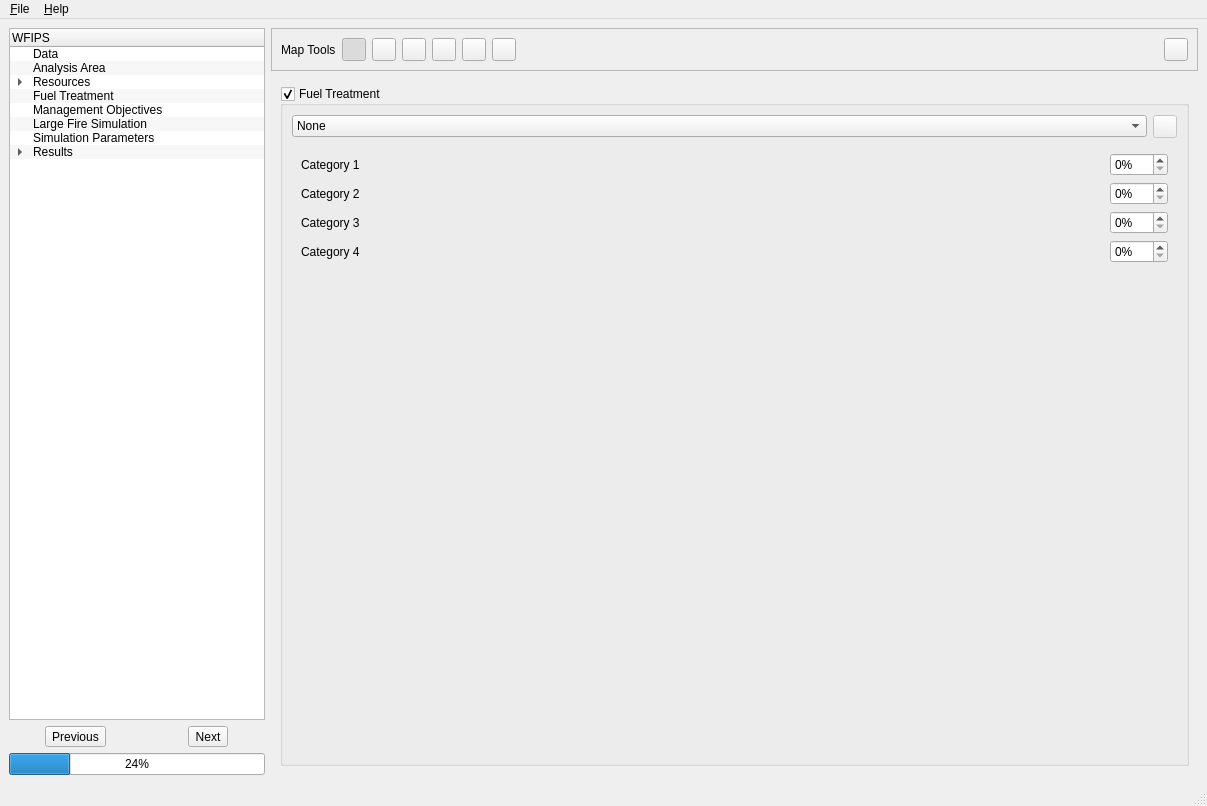
firelab/wfips, file irs/src/gui/wfipsmainwindow.ui: the form before one commit.
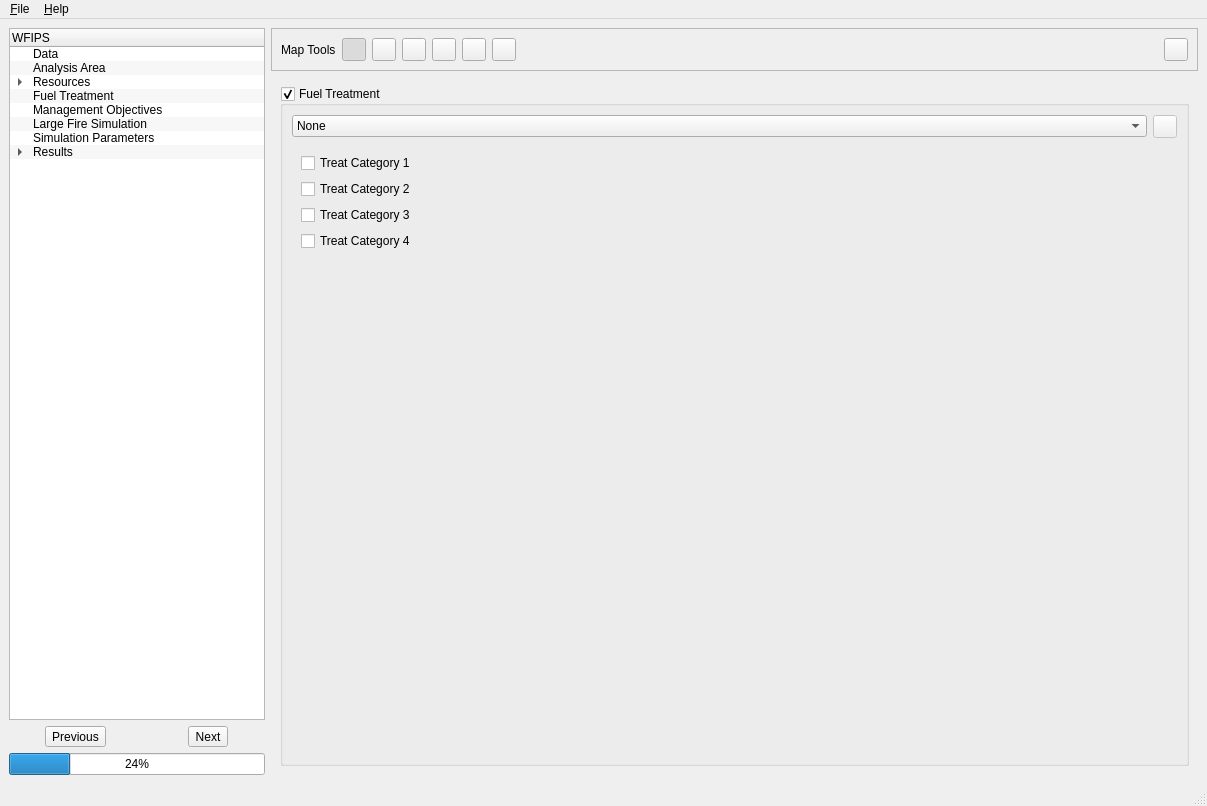
The form after the commit. The open tabs and pages were chosen to show the change.

```diff
--- a/irs/src/gui/wfipsmainwindow.ui
+++ b/irs/src/gui/wfipsmainwindow.ui
@@ -1348,164 +1348,32 @@
                <widget class="QWidget" name="page_5">
                 <layout class="QVBoxLayout" name="verticalLayout_24">
                  <item>
-                  <layout class="QHBoxLayout" name="horizontalLayout_27">
-                   <item>
-                    <widget class="QLabel" name="label_6">
-                     <property name="toolTip">
-                      <string>Highest Priority</string>
-                     </property>
-                     <property name="text">
-                      <string>Category 1</string>
-                     </property>
-                    </widget>
-                   </item>
-                   <item>
-                    <spacer name="horizontalSpacer_20">
-                     <property name="orientation">
-                      <enum>Qt::Horizontal</enum>
-                     </property>
-                     <property name="sizeHint" stdset="0">
-                      <size>
-                       <width>40</width>
-                       <height>20</height>
-                      </size>
-                     </property>
-                    </spacer>
-                   </item>
-                   <item>
-                    <widget class="QSpinBox" name="wfpSpinBox1">
-                     <property name="toolTip">
-                      <string>Highest Priority</string>
-                     </property>
-                     <property name="accelerated">
-                      <bool>true</bool>
-                     </property>
-                     <property name="suffix">
-                      <string>%</string>
-                     </property>
-                     <property name="maximum">
-                      <number>100</number>
-                     </property>
-                    </widget>
-                   </item>
-                  </layout>
+                  <widget class="QCheckBox" name="wfpCat1CheckBox">
+                   <property name="text">
+                    <string>Treat Category 1</string>
+                   </property>
+                  </widget>
                  </item>
                  <item>
-                  <layout class="QHBoxLayout" name="horizontalLayout_28">
-                   <item>
-                    <widget class="QLabel" name="label_9">
-                     <property name="text">
-                      <string>Category 2</string>
-                     </property>
-                    </widget>
-                   </item>
-                   <item>
-                    <spacer name="horizontalSpacer_21">
-                     <property name="orientation">
-                      <enum>Qt::Horizontal</enum>
-                     </property>
-                     <property name="sizeHint" stdset="0">
-                      <size>
-                       <width>40</width>
-                       <height>20</height>
-                      </size>
-                     </property>
-                    </spacer>
-                   </item>
-                   <item>
-                    <widget class="QSpinBox" name="wfpSpinBox2">
-                     <property name="accelerated">
-                      <bool>true</bool>
-                     </property>
-                     <property name="suffix">
-                      <string>%</string>
-                     </property>
-                     <property name="maximum">
-                      <number>100</number>
-                     </property>
-                    </widget>
-                   </item>
-                  </layout>
+                  <widget class="QCheckBox" name="wfpCat2CheckBox">
+                   <property name="text">
+                    <string>Treat Category 2</string>
+                   </property>
+                  </widget>
                  </item>
                  <item>
-                  <layout class="QHBoxLayout" name="horizontalLayout_16">
-                   <item>
-                    <widget class="QLabel" name="label_4">
-                     <property name="text">
-                      <string>Category 3</string>
-                     </property>
-                    </widget>
-                   </item>
-                   <item>
-                    <spacer name="horizontalSpacer_23">
-                     <property name="orientation">
-                      <enum>Qt::Horizontal</enum>
-                     </property>
-                     <property name="sizeHint" stdset="0">
-                      <size>
-                       <width>40</width>
-                       <height>20</height>
-                      </size>
-                     </property>
-                    </spacer>
-                   </item>
-                   <item>
-                    <widget class="QSpinBox" name="wfpSpinBox3">
-                     <property name="accelerated">
-                      <bool>true</bool>
-                     </property>
-                     <property name="suffix">
-                      <string>%</string>
-                     </property>
-                     <property name="maximum">
-                      <number>100</number>
-                     </property>
-                    </widget>
-                   </item>
-                  </layout>
+                  <widget class="QCheckBox" name="wfpCat3CheckBox">
+                   <property name="text">
+                    <string>Treat Category 3</string>
+                   </property>
+                  </widget>
                  </item>
                  <item>
-                  <layout class="QHBoxLayout" name="horizontalLayout_29">
-                   <item>
-                    <widget class="QLabel" name="label_19">
-                     <property name="toolTip">
-                      <string>Lowest Priority.</string>
-                     </property>
-                     <property name="text">
-                      <string>Category 4</string>
-                     </property>
-                    </widget>
-                   </item>
-                   <item>
-                    <spacer name="horizontalSpacer_24">
-                     <property name="orientation">
-                      <enum>Qt::Horizontal</enum>
-                     </property>
-                     <property name="sizeHint" stdset="0">
-                      <size>
-                       <width>40</width>
-                       <height>20</height>
-                      </size>
-                     </property>
-                    </spacer>
-                   </item>
-                   <item>
-                    <widget class="QSpinBox" name="wfpSpinBox4">
-                     <property name="toolTip">
-                      <string>Lowest Priority.</string>
-                     </property>
-                     <property name="accelerated">
-                      <bool>true</bool>
-                     </property>
-                     <property name="suffix">
-                      <string>%</string>
-                     </property>
-                     <property name="maximum">
-                      <number>100</number>
-                     </property>
-                    </widget>
-                   </item>
-                  </layout>
+                  <widget class="QCheckBox" name="wfpCat4CheckBox">
+                   <property name="text">
+                    <string>Treat Category 4</string>
+                   </property>
+                  </widget>
                  </item>
                  <item>
                   <spacer name="verticalSpacer_6">
```
Left out of the diff: 4 changed lines with no effect on the pictures.
